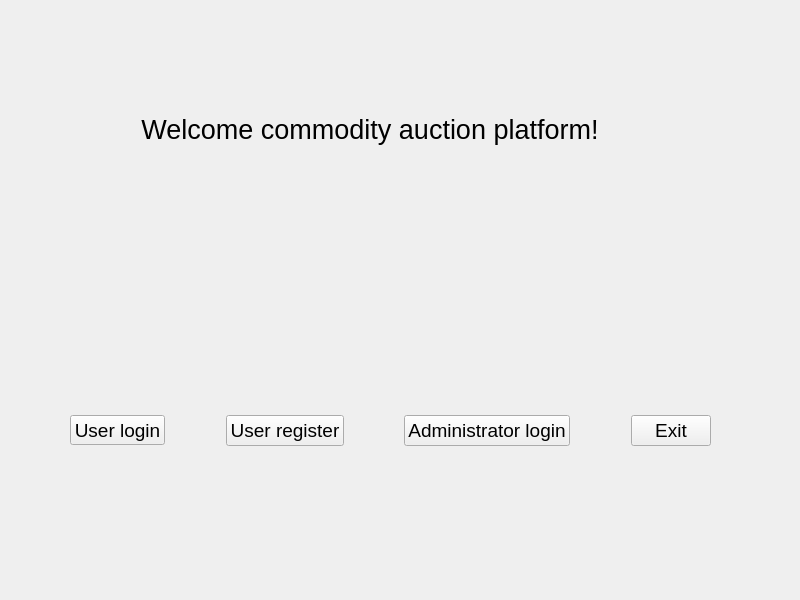
cjh-0806/NJU-advanced-programming-project1-qt, file project1-qt/widget.ui: the form before one commit.
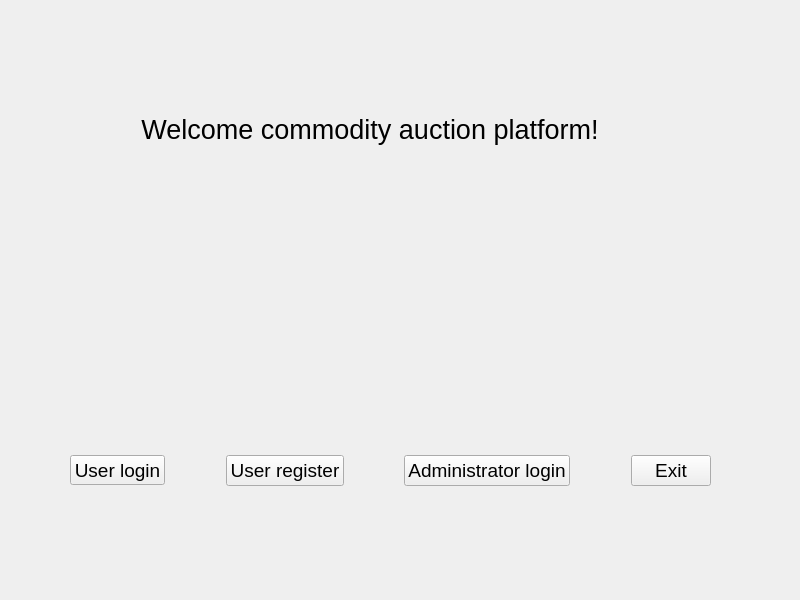
The form after the commit.

Diff of the .ui file:
```diff
--- a/project1-qt/widget.ui
+++ b/project1-qt/widget.ui
@@ -58,11 +58,11 @@
     <string>&lt;html&gt;&lt;head/&gt;&lt;body&gt;&lt;p align=&quot;center&quot;&gt;&lt;span style=&quot; font-size:20pt;&quot;&gt;Welcome commodity auction platform!&lt;/span&gt;&lt;/p&gt;&lt;/body&gt;&lt;/html&gt;</string>
    </property>
   </widget>
-  <widget class="QWidget" name="">
+  <widget class="QWidget" name="layoutWidget">
    <property name="geometry">
     <rect>
      <x>70</x>
-     <y>370</y>
+     <y>410</y>
      <width>641</width>
      <height>121</height>
     </rect>
```
Left out of the diff: 28 changed lines with no effect on the pictures.
